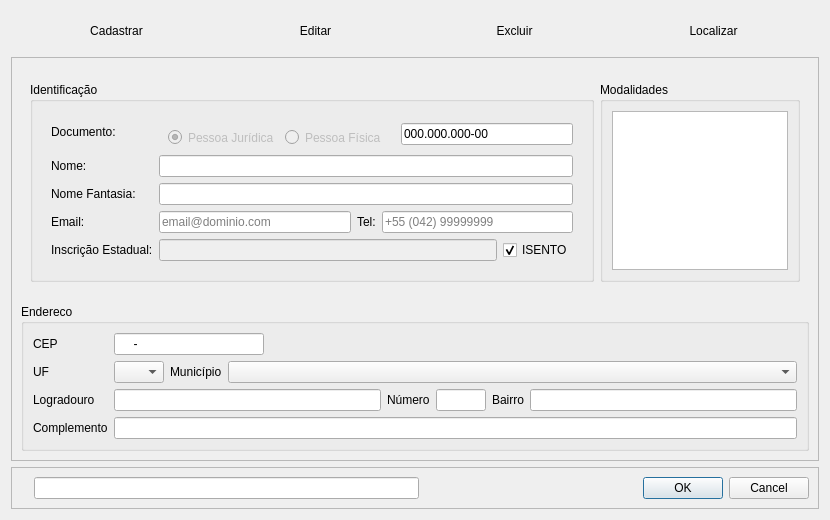
The window that Resources/UI/CadastroPessoa.ui (Klubas/Projeto-SOAD) describes before a commit, drawn with Qt 5.
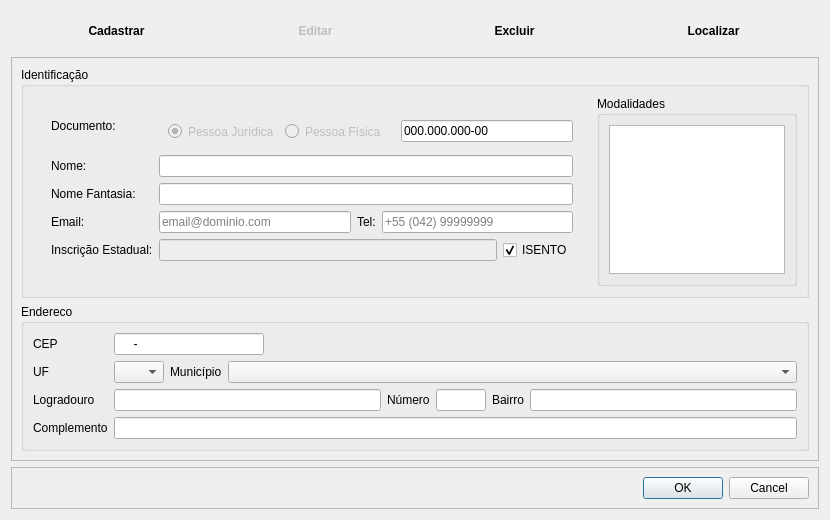
The same window after the commit.

Commit message: - Inicio do cadastro de pedido

```diff
--- a/Resources/UI/CadastroPessoa.ui
+++ b/Resources/UI/CadastroPessoa.ui
@@ -44,6 +44,12 @@
          <layout class="QHBoxLayout" name="horizontalLayout_3">
           <item>
            <widget class="QPushButton" name="pushButton_cadastrar">
+            <property name="font">
+             <font>
+              <weight>75</weight>
+              <bold>true</bold>
+             </font>
+            </property>
             <property name="text">
              <string>Cadastrar</string>
             </property>
@@ -60,6 +66,15 @@
           </item>
           <item>
            <widget class="QPushButton" name="pushButton_editar">
+            <property name="enabled">
+             <bool>false</bool>
+            </property>
+            <property name="font">
+             <font>
+              <weight>75</weight>
+              <bold>true</bold>
+             </font>
+            </property>
             <property name="text">
              <string>Editar</string>
             </property>
@@ -76,6 +91,12 @@
           </item>
           <item>
            <widget class="QPushButton" name="pushButton_excluir">
+            <property name="font">
+             <font>
+              <weight>75</weight>
+              <bold>true</bold>
+             </font>
+            </property>
             <property name="text">
              <string>Excluir</string>
             </property>
@@ -92,6 +113,12 @@
           </item>
           <item>
            <widget class="QPushButton" name="pushButton_localizar">
+            <property name="font">
+             <font>
+              <weight>75</weight>
+              <bold>true</bold>
+             </font>
+            </property>
             <property name="text">
              <string>Localizar</string>
             </property>
@@ -121,25 +148,25 @@
        </property>
        <layout class="QGridLayout" name="gridLayout_7">
         <item row="1" column="0">
-         <widget class="QFrame" name="frame_identificacao_modalidade">
+         <widget class="QGroupBox" name="groupBox_identificacao_modalidade">
           <property name="maximumSize">
            <size>
             <width>16777215</width>
             <height>250</height>
            </size>
           </property>
+          <property name="title">
+           <string>Identificação</string>
+          </property>
           <layout class="QHBoxLayout" name="horizontalLayout_identificacao">
            <item>
-            <widget class="QGroupBox" name="groupBox_identificacao">
+            <widget class="QFrame" name="frame_identificacao">
              <property name="maximumSize">
               <size>
                <width>16777215</width>
                <height>200</height>
               </size>
              </property>
-             <property name="title">
-              <string>Identificação</string>
-             </property>
              <layout class="QGridLayout" name="gridLayout_3">
               <item row="0" column="0">
                <widget class="QWidget" name="widget_identificacao" native="true">
@@ -650,11 +677,26 @@
         </item>
         <item>
          <widget class="QLineEdit" name="lineEdit_id">
+          <property name="enabled">
+           <bool>false</bool>
+          </property>
+          <property name="sizePolicy">
+           <sizepolicy hsizetype="Minimum" vsizetype="Minimum">
+            <horstretch>0</horstretch>
+            <verstretch>0</verstretch>
+           </sizepolicy>
+          </property>
           <property name="autoFillBackground">
            <bool>false</bool>
           </property>
+          <property name="frame">
+           <bool>false</bool>
+          </property>
+          <property name="dragEnabled">
+           <bool>false</bool>
+          </property>
           <property name="readOnly">
-           <bool>true</bool>
+           <bool>false</bool>
           </property>
          </widget>
         </item>
```
Left out of the diff: 402 changed lines with no effect on the pictures. The commit also changes 24 other files.
